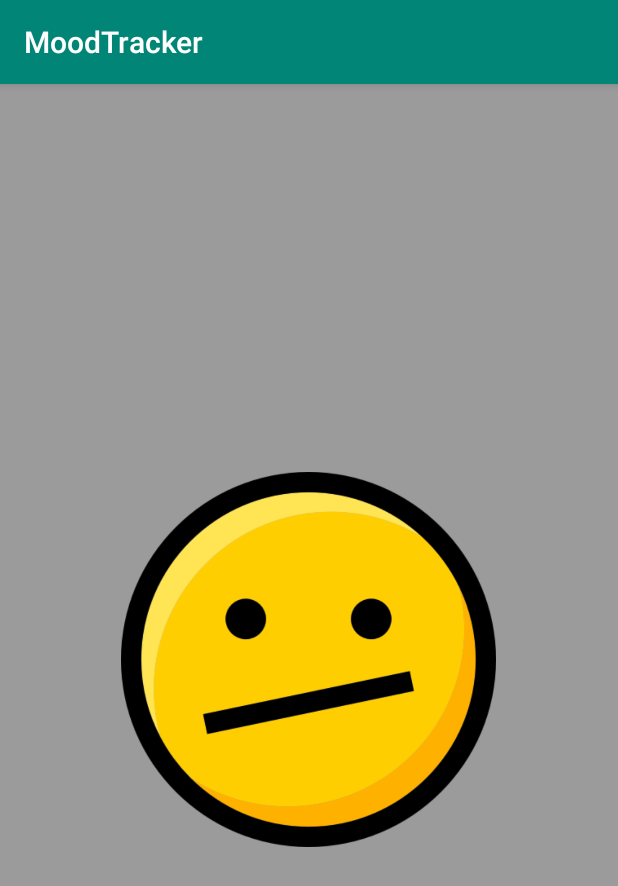
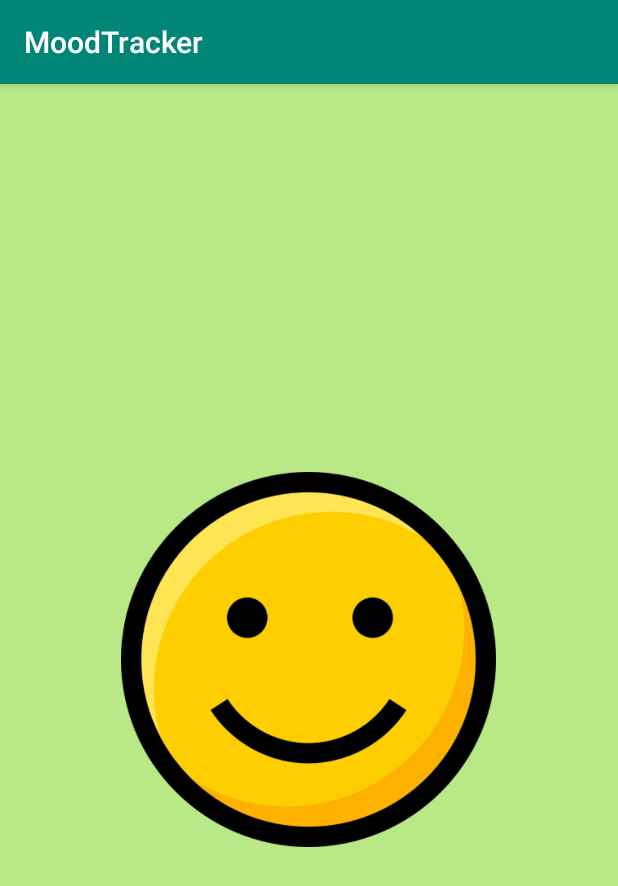
Before and after one commit to GautierClqt/MoodTracker, an Android app: the screen it shows after launch (MoodSelectActivity), after a tap on an icon or button, on a phone screen of 412 x 824 dp. Shown: the top 886 px of the screen. Run offline under Robolectric (Android 15) with nearby library versions, the phone set to English and light mode, and no system bars; 2 statements that could not run were skipped.

```diff
--- a/app/src/main/java/com/cliquet/gautier/moodtracker/MoodSelectActivity.java
+++ b/app/src/main/java/com/cliquet/gautier/moodtracker/MoodSelectActivity.java
@@ -10,26 +10,26 @@ import android.widget.RelativeLayout;
 
 public class MoodSelectActivity extends AppCompatActivity {
 
-    //i is used to cycle through moods, is set to 2 in order to display the normal mood by default
-    public int i;
+    public RelativeLayout mLayout;
+    public Drawable[] moodList = new Drawable[5];
+    public int moodIndex;
+    public SharedPreferences preferences = getPreferences(MODE_PRIVATE);
 
     @Override
     protected void onCreate(Bundle savedInstanceState) {
         super.onCreate(savedInstanceState);
         setContentView(R.layout.activity_mood_select);
 
-        final SharedPreferences preferences = getPreferences(MODE_PRIVATE);
-        int moodIndex = getPreferences(MODE_PRIVATE).getInt("mood_index", 3);
+        //preferences.edit().putInt("mood_index", moodIndex).apply(); // <- MUST BE ERASSED - use to set preferences right
+        moodIndex = getPreferences(MODE_PRIVATE).getInt("mood_index", 2);
 
         //connecting the views
         final ImageView mDisplayedMood;
         mDisplayedMood = findViewById(R.id.activity_mood_select_placeholder_image);
 
-        final RelativeLayout mLayout;
         mLayout = findViewById(R.id.activity_mood_select_layout_layout);
 
-        //all five moods' images are stored in this array
-        final Drawable[] moodList = new Drawable[5];
+        //all five moods' images are stored in moodList
         moodList[0] = getResources().getDrawable(R.drawable.smiley_sad);
         moodList[1] = getResources().getDrawable(R.drawable.smiley_disappointed);
         moodList[2] = getResources().getDrawable(R.drawable.smiley_normal);
@@ -38,17 +38,24 @@ public class MoodSelectActivity extends AppCompatActivity {
 
         //normal mood and background are set by default
         mDisplayedMood.setImageDrawable(moodList[moodIndex]);
-        mLayout.setBackgroundColor(0xa5468ad9);
+        moodIndex = modifyBackgroundColor(moodIndex);
+        //mLayout.setBackgroundColor(0xa5468ad9);
 
         //at each click on the ImageView moods and the layout background colors are cycle through(worst to best)
         mDisplayedMood.setOnClickListener(new View.OnClickListener() {
             @Override
             public void onClick(View v) {
-                i++;
-                preferences.edit().putInt("mood_index", i).apply();
-                mDisplayedMood.setImageDrawable(moodList[i]);   //display the next mood
+                moodIndex++;
+                mDisplayedMood.setImageDrawable(moodList[moodIndex]);   //display the next mood
+                moodIndex = modifyBackgroundColor(moodIndex);
+                savingPreferences(moodIndex);
+            }
+        });
+    }
+
+    private int modifyBackgroundColor(int currentMood) {
         //display the corresponding background color
-                switch (i) {
+        switch (currentMood) {
             case 0: mLayout.setBackgroundColor(0xffde3c50);
                 break;
             case 1: mLayout.setBackgroundColor(0xff9b9b9b);
@@ -58,10 +65,18 @@ public class MoodSelectActivity extends AppCompatActivity {
             case 3: mLayout.setBackgroundColor(0xffb8e986);
                 break;
             case 4: mLayout.setBackgroundColor(0xfff9ec4f);
-                            i = -1; //will be valued to 0(worst mood) at the next click
+                currentMood = 0; //will be valued to 0(worst mood) at the next click
                 break;
         }
+        return currentMood;
     }
-        });
+
+    private void savingPreferences(int currentMood) {
+        if (currentMood >= 0) {
+            preferences.edit().putInt("mood_index", currentMood).apply();
+        } else {
+            currentMood = 0;
+            preferences.edit().putInt("mood_index", currentMood).apply();
         }
     }
+}
```
Lines whose indentation alone changed are shown as unchanged.
